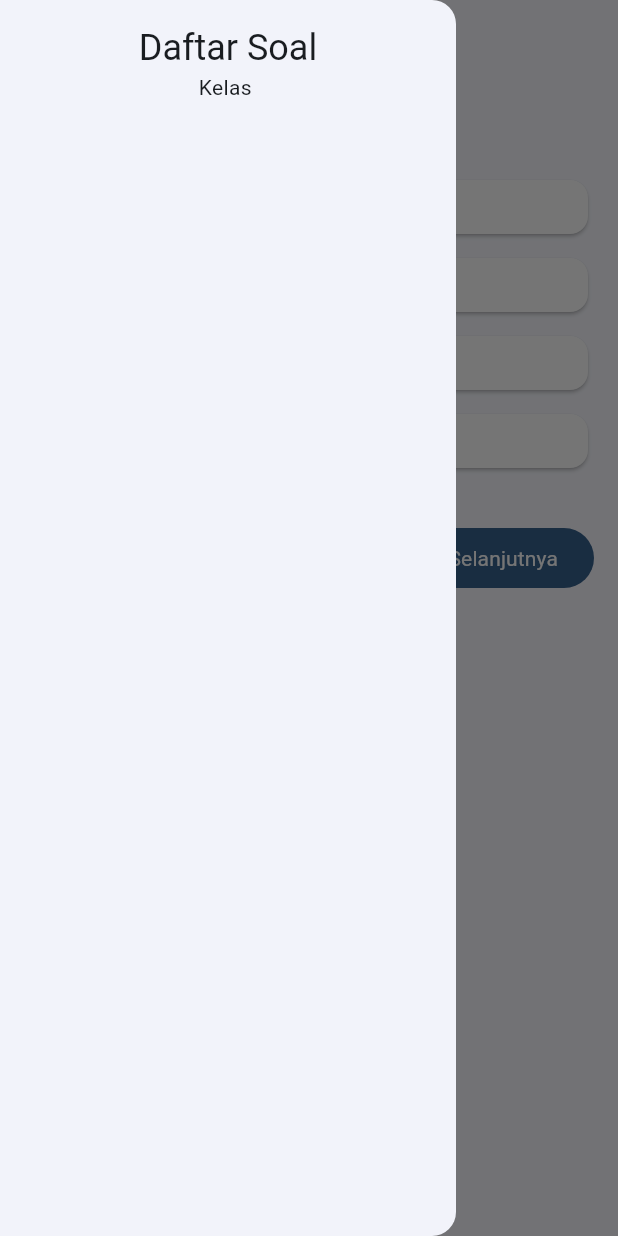
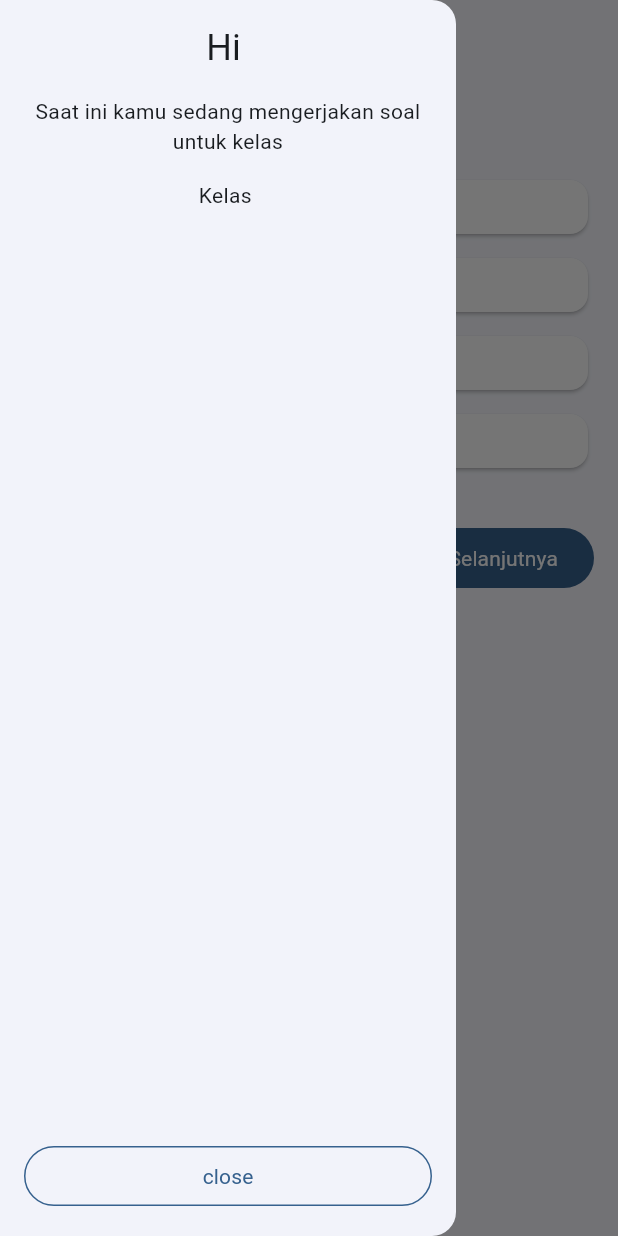
Before and after one commit to sipamungkas/Quizzo-a-quiz-app-flutter, a Flutter app: the QuestionsPage screen opened directly, with the side drawer open, on a phone screen of 412 x 824 dp. Run offline on Flutter 3.47's test engine with Material 3 defaults, Android fonts, the phone set to English and light mode, and no system bars.

Commit message:
refactor(drawer)

```diff
--- a/lib/questions_page.dart
+++ b/lib/questions_page.dart
@@ -29,30 +29,52 @@ class _QuestionsPageState extends State<QuestionsPage> {
         child: SafeArea(
           child: Padding(
             padding: const EdgeInsets.all(16),
+            child: Consumer<DataModel>(builder: (context, data, child) {
+              return Column(
+                children: [
+                  Expanded(
                     child: Column(
                       children: [
                         Text(
-                  'Daftar Soal',
+                          'Hi ${data.name}',
                           style: Theme.of(context).textTheme.headlineSmall,
                         ),
-                Consumer<DataModel>(builder: (context, data, child) {
-                  return Text('Kelas ${data.grade}');
-                }),
+                        const SizedBox(height: 16),
+                        Text(
+                          'Saat ini kamu sedang mengerjakan soal untuk kelas',
+                          style: Theme.of(context).textTheme.bodyMedium,
+                          textAlign: TextAlign.center,
+                        ),
+                        const SizedBox(height: 16),
+                        Text('Kelas ${data.grade}'),
                         const SizedBox(
                           height: 16,
                         ),
-                Expanded(
+                      ],
+                    ),
+                  ),
+                  SizedBox(
+                    width: double.infinity,
                     child: Builder(builder: (context) {
-                    return GridView.count(
-                      crossAxisCount: 4,
-                      mainAxisSpacing: 16,
-                      crossAxisSpacing: 16,
-                      children: [],
+                      return OutlinedButton(
+                        style: OutlinedButton.styleFrom(
+                          side: BorderSide(
+                              color: Theme.of(context).colorScheme.primary),
+                        ),
+                        child: Text(
+                          'close',
+                          style: TextStyle(
+                              color: Theme.of(context).colorScheme.primary),
+                        ),
+                        onPressed: () {
+                          Navigator.pop(context);
+                        },
                       );
                     }),
-                ),
+                  )
                 ],
-            ),
+              );
+            }),
           ),
         ),
       ),
```
Lines whose indentation alone changed are shown as unchanged.
